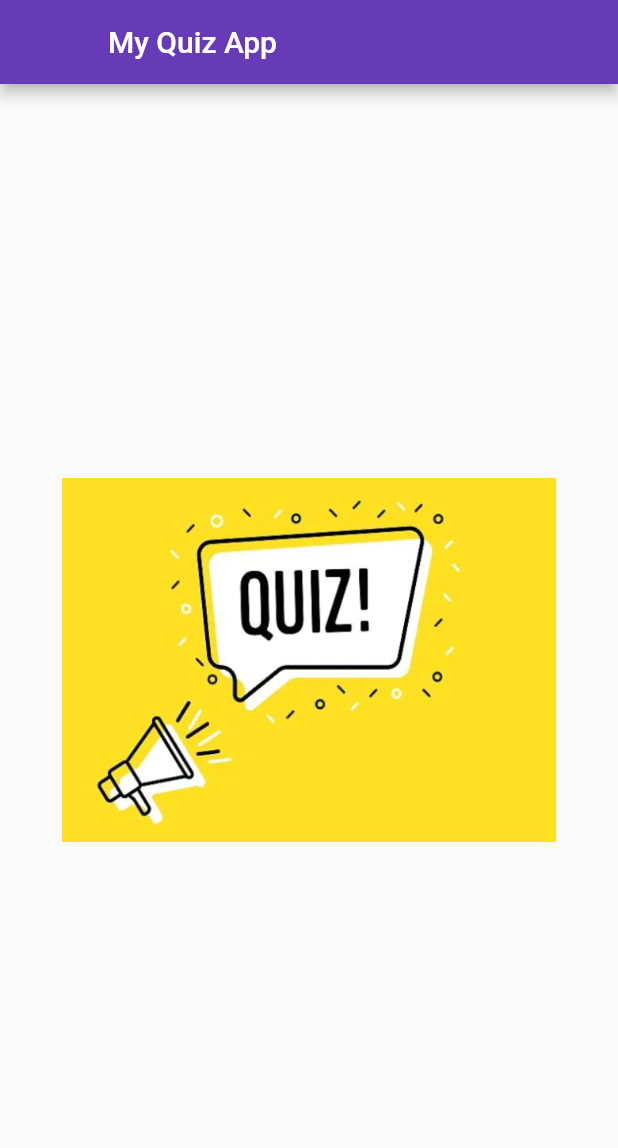
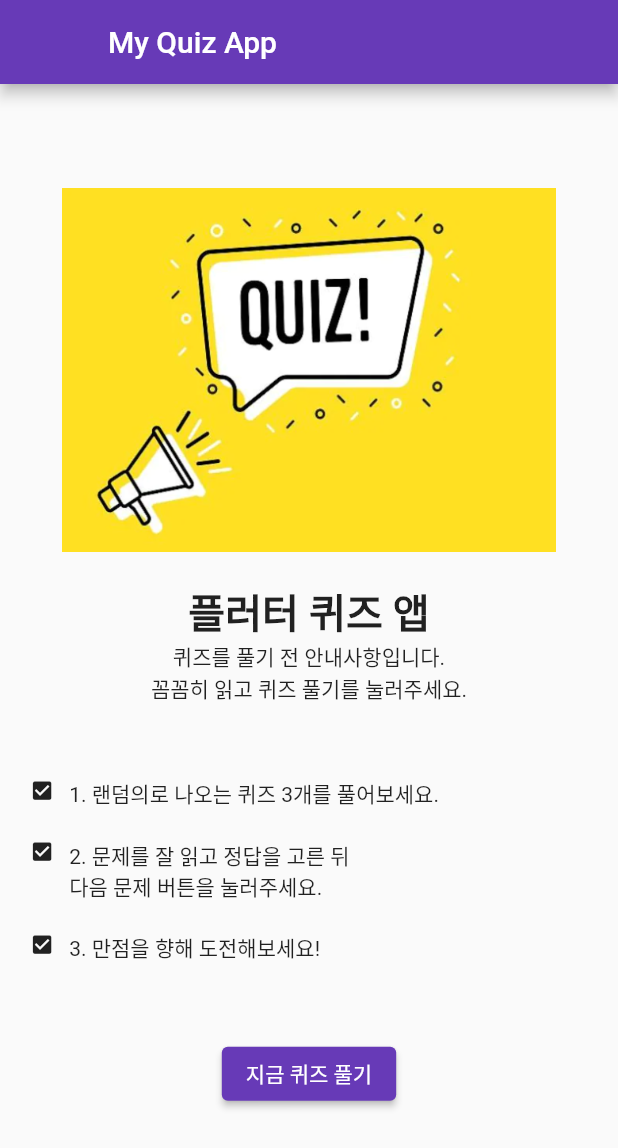
Before and after one commit to hu1won/Quiz_Flutter_Django, a Flutter app: the screen it shows after launch, on a phone screen of 412 x 824 dp. Shown: the top 1148 px of the screen. Run offline on Flutter 3.47's test engine with Material 2 defaults, Android fonts, the phone set to English and light mode, and no system bars.

Commit message:
Home screen creation fix

```diff
--- a/lib/screen/screen_home.dart
+++ b/lib/screen/screen_home.dart
@@ -28,10 +28,70 @@ class _HomeScreenState extends State<HomeScreen> {
                 'images/quiz.png',
                 width: width * 0.8,
               ),
-            )
+            ),
+            Padding(padding: EdgeInsets.all(width * 0.024)),
+            Text(
+              '플러터 퀴즈 앱',
+              style: TextStyle(
+                  fontSize: width * 0.065, fontWeight: FontWeight.bold),
+            ),
+            Text(
+              '퀴즈를 풀기 전 안내사항입니다.\n꼼꼼히 읽고 퀴즈 풀기를 눌러주세요.',
+              textAlign: TextAlign.center,
+            ),
+            Padding(
+              padding: EdgeInsets.all(width * 0.048),
+            ),
+            _buildStep(width, '1. 랜덤의로 나오는 퀴즈 3개를 풀어보세요.'),
+            _buildStep(width, '2. 문제를 잘 읽고 정답을 고른 뒤\n다음 문제 버튼을 눌러주세요.'),
+            _buildStep(width, '3. 만점을 향해 도전해보세요!'),
+            Padding(
+              padding: EdgeInsets.all(width * 0.048),
+            ),
+            Container(
+              padding: EdgeInsets.only(bottom: width * 0.036),
+              child: Center(
+                child: ButtonTheme(
+                  minWidth: width * 0.8,
+                  height: height * 0.05,
+                  shape: RoundedRectangleBorder(
+                    borderRadius: BorderRadius.circular(10),
+                  ),
+                  child: ElevatedButton(
+                    style: ElevatedButton.styleFrom(
+                      primary: Colors.deepPurple,
+                      onPrimary: Colors.white,
+                    ),
+                    onPressed: () {},
+                    child: Text(
+                      '지금 퀴즈 풀기',
+                    ),
+                  ),
+                ),
+              ),
+            ),
           ],
         ),
       ),
     );
   }
+
+  Widget _buildStep(double width, String title) {
+    return Container(
+        padding: EdgeInsets.fromLTRB(
+            width * 0.048, width * 0.024, width * 0.048, width * 0.024),
+        child: Row(
+          crossAxisAlignment: CrossAxisAlignment.start,
+          children: <Widget>[
+            Icon(
+              Icons.check_box,
+              size: width * 0.04,
+            ),
+            Padding(
+              padding: EdgeInsets.only(right: width * 0.024),
+            ),
+            Text(title),
+          ],
+        ));
+  }
 }
```
